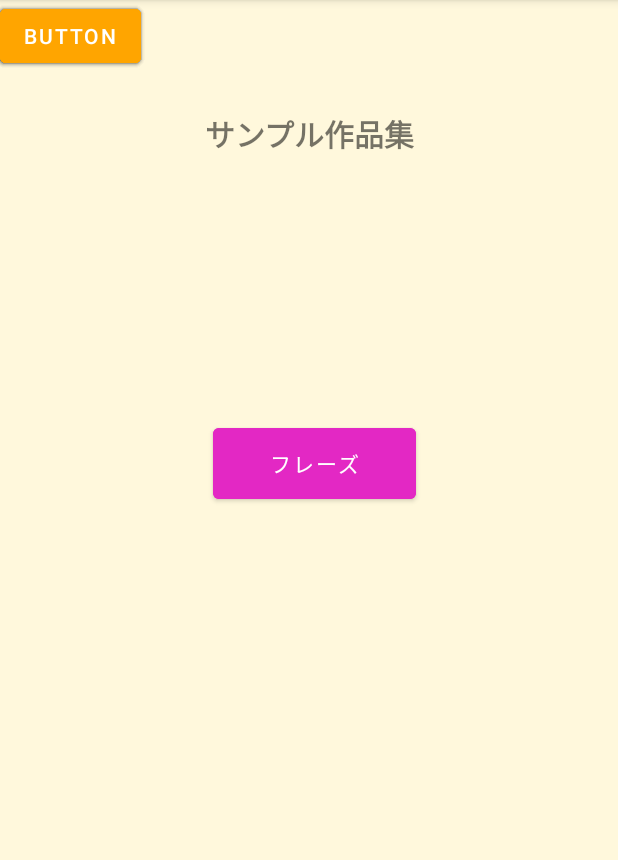
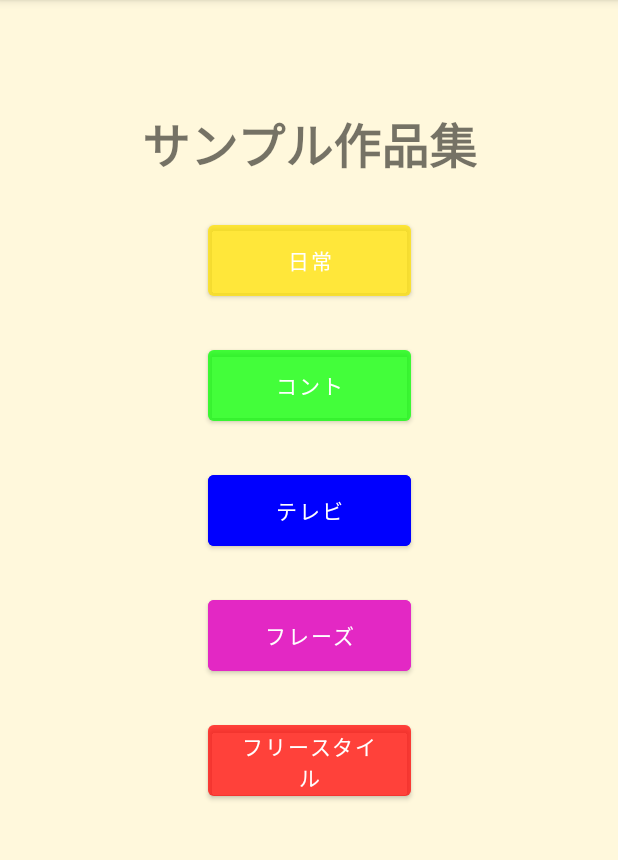
Before and after one commit to wataso26/OmoshiroRecycle, an Android app: the SubuSetting screen opened directly, with no data from a screen before it, on a phone screen of 412 x 824 dp, the part 84-944 px from its top. Run offline under Robolectric (Android 15) with nearby library versions, the phone set to English and light mode, and no system bars; Roboto replaces fonts that are not available here.

Commit message:
"サンプル例が完成したため"

```diff
--- a/app/src/main/java/app/wataso_/watanabe/omoshirorecycle/MainActivity.kt
+++ b/app/src/main/java/app/wataso_/watanabe/omoshirorecycle/MainActivity.kt
@@ -37,12 +37,12 @@ class MainActivity : AppCompatActivity() {
         var Number1=shr.getInt("number",0)
         if (Number1==0){
 
-            AlertDialog.Builder(this) // FragmentではActivityを取得して生成
+            AlertDialog.Builder(this)
                     .setMessage("右下のボタンから、保存できます！")
                     .setPositiveButton("やってみる", { dialog, which ->
                     })
                     .show()
-            AlertDialog.Builder(this) // FragmentではActivityを取得して生成
+            AlertDialog.Builder(this)
                     .setMessage("このアプリに、\n面白かった事を保存していきましょう！")
                     .setPositiveButton("次へ", { dialog, which ->
                     })
--- a/app/src/main/java/app/wataso_/watanabe/omoshirorecycle/SubuSetting.kt
+++ b/app/src/main/java/app/wataso_/watanabe/omoshirorecycle/SubuSetting.kt
@@ -1,8 +1,11 @@
 package app.wataso_.watanabe.omoshirorecycle
 
+import android.app.AlertDialog
 import android.os.Bundle
 import android.widget.Button
 import androidx.appcompat.app.AppCompatActivity
+import app.wataso_.watanabe.omoshirorecycle.sample.CustomDialogFragment
+import kotlinx.android.synthetic.main.sabu.*
 
 class SubuSetting : AppCompatActivity() {
 
@@ -14,11 +17,42 @@ class SubuSetting : AppCompatActivity() {
 
         yobi_ad = findViewById<Button>(R.id.SubuSetting)
 
+
         //yobi_adがクリックされた時にアラートダイアログが出るようにする
         yobi_ad.setOnClickListener {
             var dialog = CustomDialogFragment()
 
             dialog.show(supportFragmentManager, "customDialog")
         }
+        button10.setOnClickListener{
+            AlertDialog.Builder(this)
+                    .setMessage("今日学校で、先生をお母さんと呼んでしまった。")
+                    .setPositiveButton("戻る", { dialog, which ->
+                    })
+                    .show()
+        }
+        button9.setOnClickListener {
+            AlertDialog.Builder(this)
+                    .setMessage("東京03の〇〇というコント、終わりが意外！")
+                    .setPositiveButton("戻る", { dialog, which ->
+                    })
+                    .show()
+
+        }
+        button8.setOnClickListener {
+            AlertDialog.Builder(this)
+                    .setMessage("イッテQのチーズ祭りが面白かった")
+                    .setPositiveButton("戻る", { dialog, which ->
+                    })
+                    .show()
+        }
+        button7.setOnClickListener {
+            AlertDialog.Builder(this)
+                    .setMessage("ねこがねころんだ（オヤジギャグ）")
+                    .setPositiveButton("戻る", { dialog, which ->
+                    })
+                    .show()
+        }
+
     }
 }
--- a/app/src/main/java/app/wataso_/watanabe/omoshirorecycle/CustomDialogFragment.kt
+++ b/app/src/main/java/app/wataso_/watanabe/omoshirorecycle/sample/CustomDialogFragment.kt
@@ -1,4 +1,4 @@
-package app.wataso_.watanabe.omoshirorecycle
+package app.wataso_.watanabe.omoshirorecycle.sample
 
 import android.os.Bundle
 import android.view.LayoutInflater
@@ -6,9 +6,8 @@ import android.view.View
 import android.view.ViewGroup
 import android.widget.*
 import androidx.fragment.app.DialogFragment
+import app.wataso_.watanabe.omoshirorecycle.R
 import kotlinx.android.synthetic.main.phrase_custom_dialog.view.*
-import kotlinx.android.synthetic.main.setting.*
-import org.w3c.dom.Text
 
 class CustomDialogFragment:DialogFragment() {
 
--- a/app/src/main/res/layout/sabu.xml
+++ b/app/src/main/res/layout/sabu.xml
@@ -11,9 +11,10 @@
         android:id="@+id/textView9"
         android:layout_width="wrap_content"
         android:layout_height="wrap_content"
+        android:backgroundTint="#7DE100FF"
         android:fontFamily="sans-serif-black"
         android:text="サンプル作品集"
-        android:textSize="20dp"
+        android:textSize="32dp"
         app:layout_constraintBottom_toBottomOf="parent"
         app:layout_constraintEnd_toEndOf="parent"
         app:layout_constraintHorizontal_bias="0.503"
@@ -25,43 +26,55 @@
         android:id="@+id/SubuSetting"
         android:layout_width="135dp"
         android:layout_height="59dp"
+        android:layout_marginTop="24dp"
         android:backgroundTint="#E328C4"
         android:text="フレーズ"
-        app:layout_constraintBottom_toBottomOf="parent"
         app:layout_constraintEnd_toEndOf="parent"
-        app:layout_constraintHorizontal_bias="0.514"
         app:layout_constraintStart_toStartOf="parent"
-        app:layout_constraintTop_toTopOf="parent"
-        app:layout_constraintVertical_bias="0.394" />
+        app:layout_constraintTop_toBottomOf="@+id/button8" />
 
     <Button
         android:id="@+id/button7"
-        android:layout_width="wrap_content"
-        android:layout_height="wrap_content"
-        android:text="Button" />
+        android:layout_width="135dp"
+        android:layout_height="59dp"
+        android:layout_marginTop="24dp"
+        android:backgroundTint="#7DFF0000"
+        android:text="フリースタイル"
+        app:layout_constraintEnd_toEndOf="parent"
+        app:layout_constraintStart_toStartOf="parent"
+        app:layout_constraintTop_toBottomOf="@+id/SubuSetting" />
 
     <Button
         android:id="@+id/button8"
-        android:layout_width="wrap_content"
-        android:layout_height="wrap_content"
-        android:text="Button" />
+        android:layout_width="135dp"
+        android:layout_height="59dp"
+        android:layout_marginTop="24dp"
+        android:backgroundTint="#0000FF"
+        android:text="テレビ"
+        app:layout_constraintEnd_toEndOf="parent"
+        app:layout_constraintStart_toStartOf="parent"
+        app:layout_constraintTop_toBottomOf="@+id/button9" />
 
     <Button
         android:id="@+id/button9"
-        android:layout_width="wrap_content"
-        android:layout_height="wrap_content"
-        android:text="Button" />
+        android:layout_width="135dp"
+        android:layout_height="59dp"
+        android:layout_marginTop="24dp"
+        android:backgroundTint="#7D00FF00"
+        android:text="コント"
+        app:layout_constraintEnd_toEndOf="parent"
+        app:layout_constraintStart_toStartOf="parent"
+        app:layout_constraintTop_toBottomOf="@+id/button10" />
 
     <Button
         android:id="@+id/button10"
-        android:layout_width="wrap_content"
-        android:layout_height="wrap_content"
-        android:text="Button" />
-
-    <Button
-        android:id="@+id/button11"
-        android:layout_width="wrap_content"
-        android:layout_height="wrap_content"
-        android:text="Button" />
+        android:layout_width="135dp"
+        android:layout_height="59dp"
+        android:layout_marginTop="24dp"
+        android:backgroundTint="#7DFFE100"
+        android:text="日常"
+        app:layout_constraintEnd_toEndOf="parent"
+        app:layout_constraintStart_toStartOf="parent"
+        app:layout_constraintTop_toBottomOf="@+id/textView9" />
 
 </androidx.constraintlayout.widget.ConstraintLayout>
```
